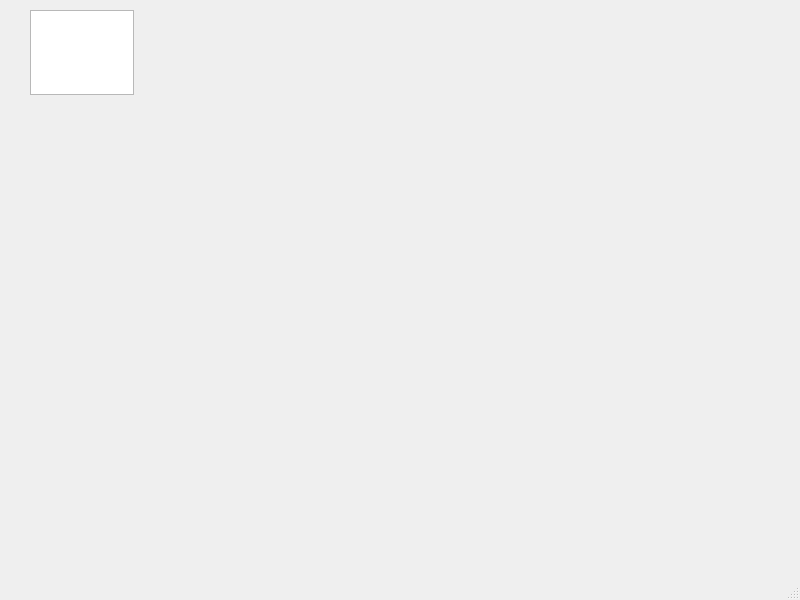
First picture: the form in chatServer/server.ui, repository 4p0k3/qtChat, before the edit.
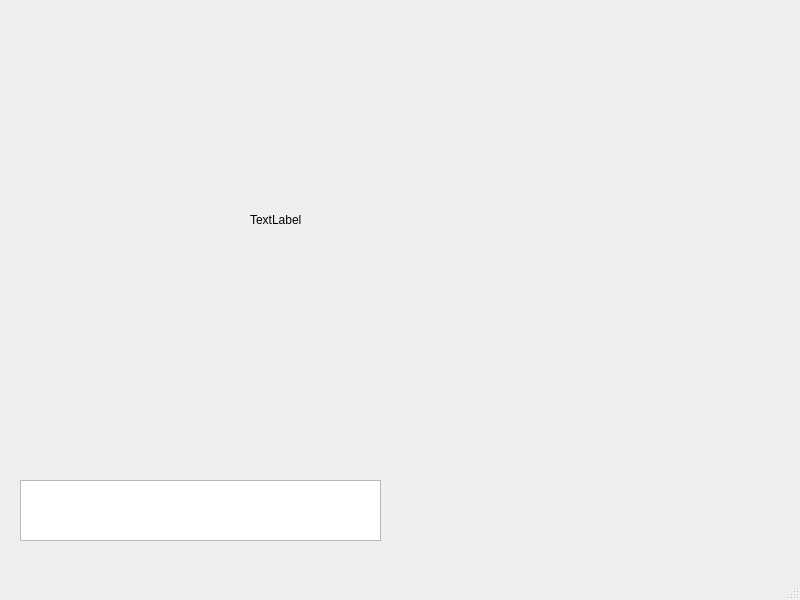
Second picture: the form after the edit.

Commit message: merge client and server into a single project, add separate class for network management, let connect to any local ip and port, etc.

Patch:
```diff
--- a/chatServer/server.ui
+++ b/chatServer/server.ui
@@ -17,11 +17,42 @@
    <widget class="QTextEdit" name="textEdit">
     <property name="geometry">
      <rect>
-      <x>30</x>
-      <y>10</y>
-      <width>104</width>
-      <height>85</height>
+      <x>20</x>
+      <y>480</y>
+      <width>361</width>
+      <height>61</height>
      </rect>
+    </property>
+    <property name="readOnly">
+     <bool>true</bool>
+    </property>
+   </widget>
+   <widget class="QStackedWidget" name="stackedWidget">
+    <property name="geometry">
+     <rect>
+      <x>640</x>
+      <y>30</y>
+      <width>120</width>
+      <height>80</height>
+     </rect>
+    </property>
+    <property name="currentIndex">
+     <number>0</number>
+    </property>
+    <widget class="QWidget" name="page"/>
+    <widget class="QWidget" name="page_2"/>
+   </widget>
+   <widget class="QLabel" name="label">
+    <property name="geometry">
+     <rect>
+      <x>250</x>
+      <y>210</y>
+      <width>63</width>
+      <height>20</height>
+     </rect>
+    </property>
+    <property name="text">
+     <string>TextLabel</string>
     </property>
    </widget>
   </widget>
```
The commit also changes 153 other files.
